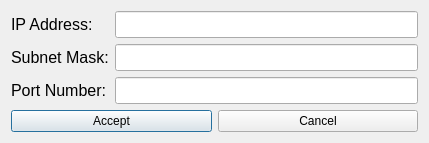
The window that networksettingsdialog.ui (GreedAlmighty/ProtocolAnalyzer) describes before a commit, drawn with Qt 5.
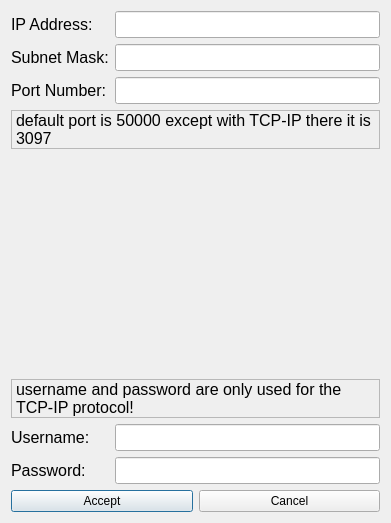
The same window after the commit.

Commit message: - changed GUI elements so they are for GUI only. - Network settings now have a default and are known thoughout the whole process.

```diff
--- a/networksettingsdialog.ui
+++ b/networksettingsdialog.ui
@@ -6,8 +6,8 @@
    <rect>
     <x>0</x>
     <y>0</y>
-    <width>429</width>
-    <height>116</height>
+    <width>391</width>
+    <height>523</height>
    </rect>
   </property>
   <property name="windowTitle">
@@ -78,6 +78,103 @@
     </widget>
    </item>
    <item row="3" column="0" colspan="2">
+    <widget class="QLabel" name="label_7">
+     <property name="font">
+      <font>
+       <pointsize>12</pointsize>
+      </font>
+     </property>
+     <property name="frameShape">
+      <enum>QFrame::StyledPanel</enum>
+     </property>
+     <property name="lineWidth">
+      <number>1</number>
+     </property>
+     <property name="text">
+      <string>default port is 50000 except with TCP-IP there it is 3097</string>
+     </property>
+     <property name="wordWrap">
+      <bool>true</bool>
+     </property>
+    </widget>
+   </item>
+   <item row="4" column="1">
+    <spacer name="verticalSpacer">
+     <property name="orientation">
+      <enum>Qt::Vertical</enum>
+     </property>
+     <property name="sizeHint" stdset="0">
+      <size>
+       <width>20</width>
+       <height>40</height>
+      </size>
+     </property>
+    </spacer>
+   </item>
+   <item row="5" column="0" colspan="2">
+    <widget class="QLabel" name="label_6">
+     <property name="font">
+      <font>
+       <pointsize>12</pointsize>
+      </font>
+     </property>
+     <property name="frameShape">
+      <enum>QFrame::StyledPanel</enum>
+     </property>
+     <property name="lineWidth">
+      <number>1</number>
+     </property>
+     <property name="text">
+      <string>username and password are only used for the TCP-IP protocol!</string>
+     </property>
+     <property name="wordWrap">
+      <bool>true</bool>
+     </property>
+    </widget>
+   </item>
+   <item row="6" column="0">
+    <widget class="QLabel" name="label_4">
+     <property name="font">
+      <font>
+       <pointsize>12</pointsize>
+      </font>
+     </property>
+     <property name="text">
+      <string>Username:</string>
+     </property>
+    </widget>
+   </item>
+   <item row="6" column="1">
+    <widget class="QLineEdit" name="userNameLineEdit">
+     <property name="font">
+      <font>
+       <pointsize>12</pointsize>
+      </font>
+     </property>
+    </widget>
+   </item>
+   <item row="7" column="0">
+    <widget class="QLabel" name="label_5">
+     <property name="font">
+      <font>
+       <pointsize>12</pointsize>
+      </font>
+     </property>
+     <property name="text">
+      <string>Password:</string>
+     </property>
+    </widget>
+   </item>
+   <item row="7" column="1">
+    <widget class="QLineEdit" name="passWordLineEdit">
+     <property name="font">
+      <font>
+       <pointsize>12</pointsize>
+      </font>
+     </property>
+    </widget>
+   </item>
+   <item row="8" column="0" colspan="2">
     <layout class="QHBoxLayout" name="horizontalLayout">
      <item>
       <widget class="QPushButton" name="acceptNetworkButton">
```
Left out of the diff: 9 changed lines with no effect on the pictures. The commit also changes 7 other files.
